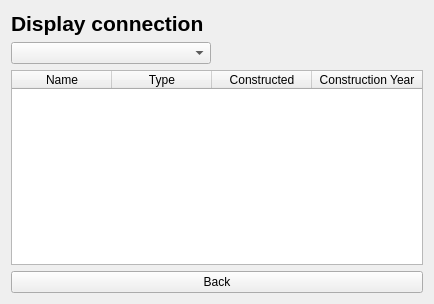
First picture: the form in displayconnection.ui, repository AndriM/Vika3, before the edit.
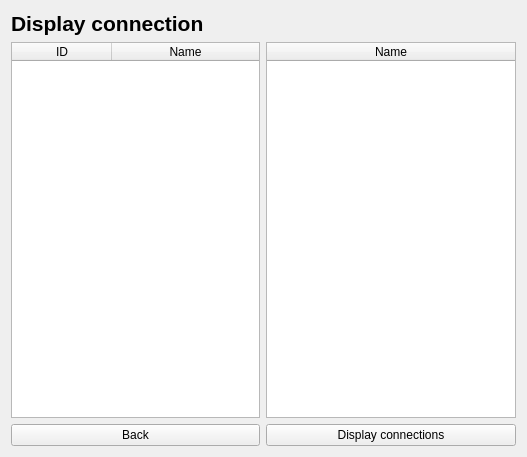
Second picture: the form after the edit.

```diff
--- a/displayconnection.ui
+++ b/displayconnection.ui
@@ -6,8 +6,8 @@
    <rect>
     <x>0</x>
     <y>0</y>
-    <width>434</width>
-    <height>304</height>
+    <width>527</width>
+    <height>457</height>
    </rect>
   </property>
   <property name="windowTitle">
@@ -28,14 +28,14 @@
      </property>
     </widget>
    </item>
-   <item row="3" column="0">
+   <item row="2" column="0">
     <widget class="QPushButton" name="backButton">
      <property name="text">
       <string>Back</string>
      </property>
     </widget>
    </item>
-   <item row="2" column="0">
+   <item row="1" column="0">
     <widget class="QTableWidget" name="comp_table">
      <property name="editTriggers">
       <set>QAbstractItemView::NoEditTriggers</set>
@@ -55,36 +55,47 @@
      <attribute name="horizontalHeaderStretchLastSection">
       <bool>true</bool>
      </attribute>
+     <attribute name="verticalHeaderVisible">
+      <bool>false</bool>
+     </attribute>
      <column>
       <property name="text">
-       <string>Name</string>
+       <string>ID</string>
       </property>
      </column>
      <column>
       <property name="text">
-       <string>Type</string>
+       <string>Name</string>
       </property>
      </column>
+    </widget>
+   </item>
+   <item row="2" column="1">
+    <widget class="QPushButton" name="displayButton">
+     <property name="text">
+      <string>Display connections</string>
+     </property>
+    </widget>
+   </item>
+   <item row="1" column="1">
+    <widget class="QTableWidget" name="sci_table">
+     <property name="alternatingRowColors">
+      <bool>true</bool>
+     </property>
+     <property name="showGrid">
+      <bool>false</bool>
+     </property>
+     <property name="sortingEnabled">
+      <bool>true</bool>
+     </property>
+     <attribute name="horizontalHeaderStretchLastSection">
+      <bool>true</bool>
+     </attribute>
      <column>
       <property name="text">
-       <string>Constructed</string>
+       <string>Name</string>
       </property>
      </column>
-     <column>
-      <property name="text">
-       <string>Construction Year</string>
-      </property>
-     </column>
-    </widget>
-   </item>
-   <item row="1" column="0">
-    <widget class="QComboBox" name="comboBox">
-     <property name="maximumSize">
-      <size>
-       <width>200</width>
-       <height>16777215</height>
-      </size>
-     </property>
     </widget>
    </item>
   </layout>
```
